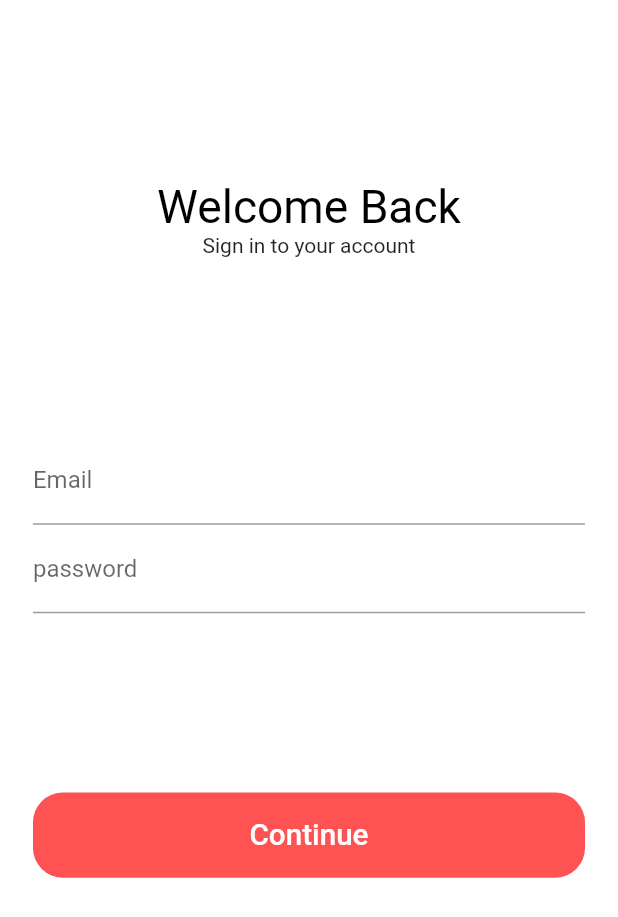
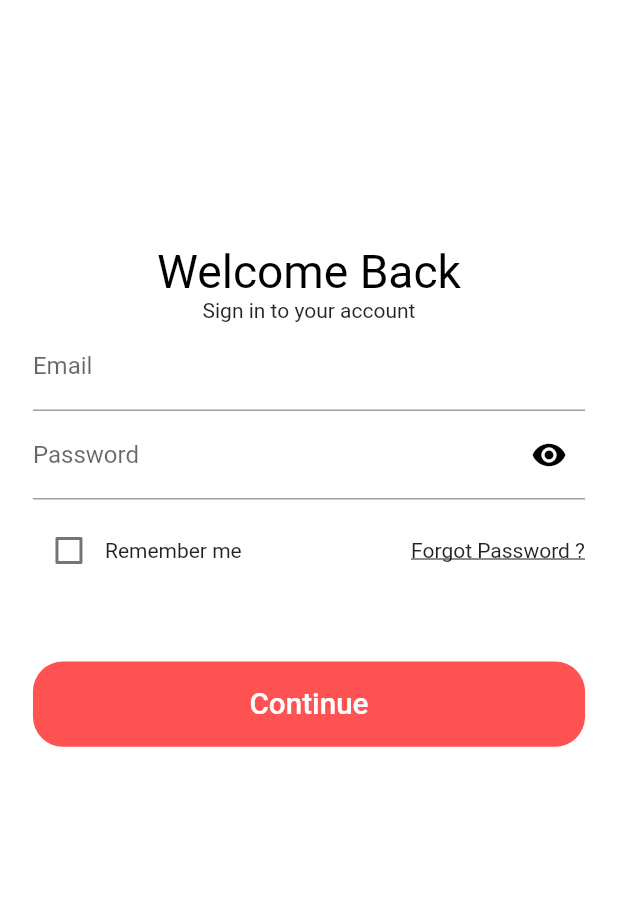
Before and after one commit to hepham/ecommerce, a Flutter app: the screen it shows after launch, after a tap on "Continue", on a phone screen of 412 x 824 dp. Shown: the top 917 px of the screen. Run offline on Flutter 3.47's test engine with Material 2 defaults, Android fonts, the phone set to English and light mode, and no system bars; our stand-ins replace flutter_svg, image_picker.

```diff
--- a/lib/screen/signIn/component/body.dart
+++ b/lib/screen/signIn/component/body.dart
@@ -1,7 +1,10 @@
 import 'package:commerce/config.dart';
 import 'package:commerce/screen/Home/homeScreen.dart';
+import 'package:commerce/screen/signIn/component/forgotpassword.dart';
 import 'package:flutter/cupertino.dart';
 import 'package:flutter/material.dart';
+
+bool obserText1 = true;
 
 class Body extends StatelessWidget {
   const Body({Key? key}) : super(key: key);
@@ -25,9 +28,10 @@ class Body extends StatelessWidget {
             'Sign in to your account',
             textAlign: TextAlign.center,
           ),
-          Spacer(),
           SignForm(),
-          Spacer(),
+          SizedBox(
+            height: 50,
+          ),
           Padding(
             padding: EdgeInsets.symmetric(
                 horizontal: getProportionateScreenWidth(20)),
@@ -67,6 +71,7 @@ class SignForm extends StatefulWidget {
 }
 
 class _SignFormState extends State<SignForm> {
+  bool remember = false;
   @override
   Widget build(BuildContext context) {
     return Form(
@@ -82,10 +87,52 @@ class _SignFormState extends State<SignForm> {
             ),
           ),
           TextFormField(
+            obscureText: obserText1,
             decoration: InputDecoration(
-              hintText: "Enter your passWord",
-              labelText: "password",
+              hintText: "Enter your password",
+              labelText: "Password",
+              suffixIcon: GestureDetector(
+                onTap: () {
+                  setState(() {
+                    obserText1 = !obserText1;
+                  });
+                  FocusScope.of(context).unfocus();
+                },
+                child: Icon(
+                  obserText1 == true ? Icons.visibility : Icons.visibility_off,
+                  color: Colors.black,
+                ),
+              ),
             ),
+          ),
+          SizedBox(
+            height: 10,
+          ),
+          Row(
+            children: [
+              Checkbox(
+                  value: remember,
+                  activeColor: Colors.redAccent,
+                  onChanged: (value) {
+                    setState(() {
+                      remember = value!;
+                    });
+                  }),
+              Text("Remember me"),
+              Spacer(),
+              GestureDetector(
+                onTap: (){
+                  Navigator.of(context).pushReplacement(
+                    MaterialPageRoute(
+                      builder: (ctx) => ForgotPassword(),
+                    ),
+                  );
+
+                },
+                child: Text("Forgot Password ?",style: TextStyle(decoration: TextDecoration.underline),),
+              ),
+
+            ],
           ),
         ],
       ),
--- a/pubspec.yaml
+++ b/pubspec.yaml
@@ -34,6 +34,8 @@ dependencies:
 dev_dependencies:
   flutter_test:
     sdk: flutter
+
+  image_picker: ^0.8.4+4
 
 # For information on the generic Dart part of this file, see the
 # following page: https://dart.dev/tools/pub/pubspec
```
Also changed, not shown: lib/routes.dart (+9 -8 lines), lib/screen/profile/component/profile_pic.dart (+12 -2 lines), lib/screen/profile/tabs/changeavatar.dart (added, +98 -0 lines), lib/screen/signIn/component/forgotpassword.dart (added, +10 -0 lines), pubspec.lock, 1 other file.
